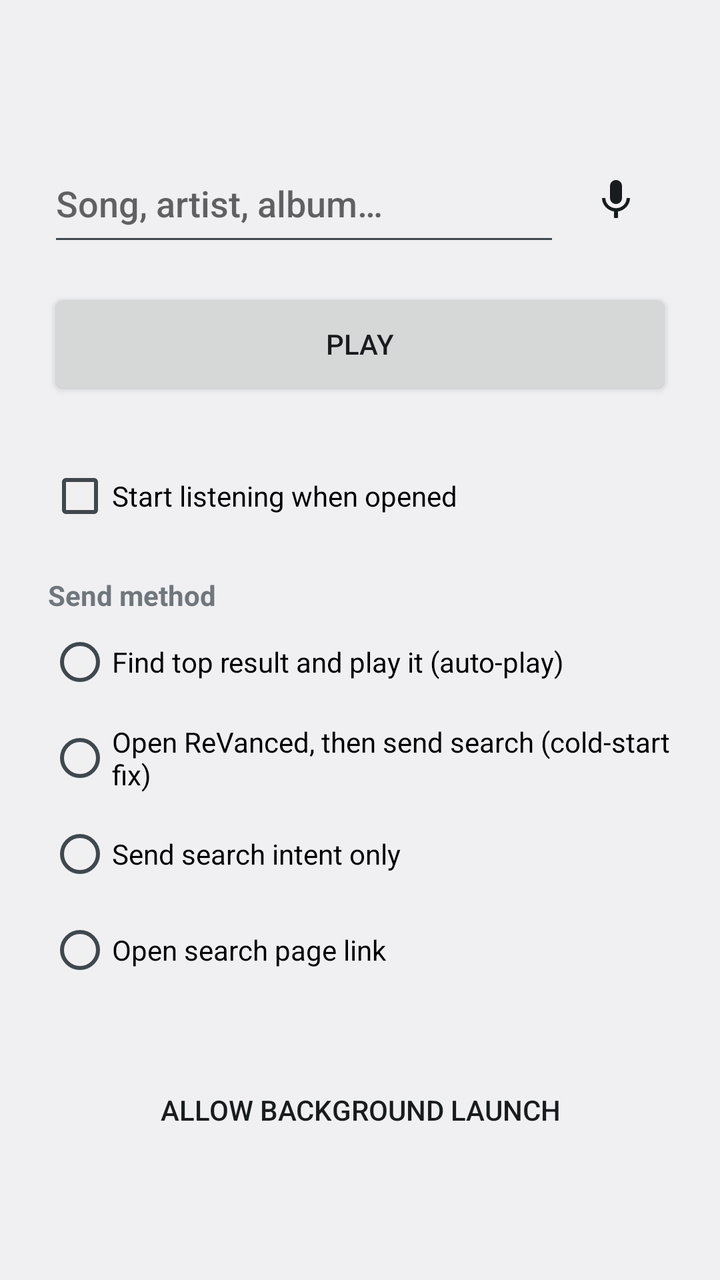
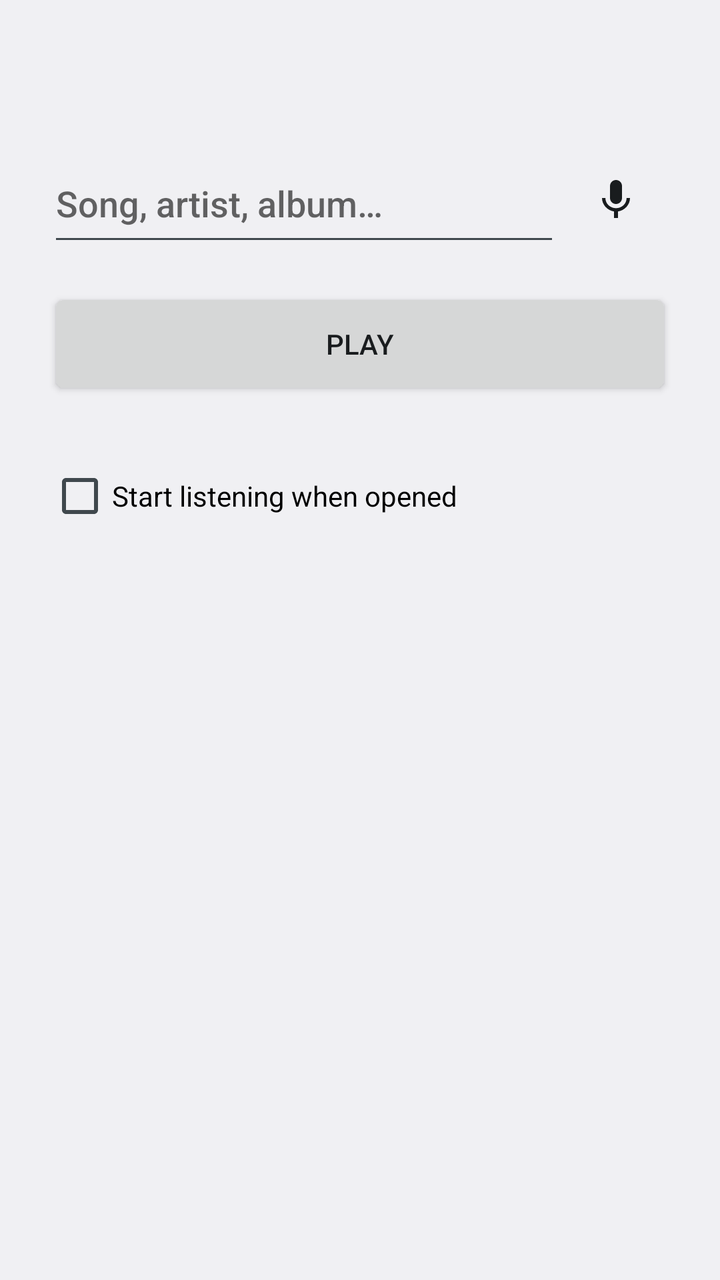

Compare the two renders of this Android layout. The source of the first and the diff that turns it into the second are given below.
<!-- AndroidManifest.xml: application theme android:Theme.DeviceDefault.DayNight -->
<!-- res/layout/activity_relay.xml -->
<?xml version="1.0" encoding="utf-8"?>
<LinearLayout xmlns:android="http://schemas.android.com/apk/res/android"
    android:layout_width="match_parent"
    android:layout_height="match_parent"
    android:orientation="vertical"
    android:padding="24dp"
    android:gravity="center_horizontal"
    android:fitsSystemWindows="true">

    <LinearLayout
        android:layout_width="match_parent"
        android:layout_height="wrap_content"
        android:layout_marginTop="48dp"
        android:orientation="horizontal"
        android:gravity="center_vertical">

        <EditText
            android:id="@+id/query"
            android:layout_width="0dp"
            android:layout_height="56dp"
            android:layout_weight="1"
            android:hint="@string/hint"
            android:imeOptions="actionSearch"
            android:inputType="text"
            android:singleLine="true"
            android:textSize="18sp" />

        <ImageButton
            android:id="@+id/mic"
            android:layout_width="56dp"
            android:layout_height="56dp"
            android:background="?android:attr/selectableItemBackgroundBorderless"
            android:contentDescription="@string/mic"
            android:src="@drawable/ic_mic" />
    </LinearLayout>

    <Button
        android:id="@+id/play"
        android:layout_width="match_parent"
        android:layout_height="56dp"
        android:layout_marginTop="16dp"
        android:text="@string/play" />

    <CheckBox
        android:id="@+id/auto_listen"
        android:layout_width="match_parent"
        android:layout_height="48dp"
        android:layout_marginTop="24dp"
        android:text="@string/auto_listen" />

    <TextView
        android:layout_width="match_parent"
        android:layout_height="wrap_content"
        android:layout_marginTop="16dp"
        android:text="@string/method_title"
        android:textStyle="bold" />

    <RadioGroup
        android:id="@+id/method"
        android:layout_width="match_parent"
        android:layout_height="wrap_content">

        <RadioButton
            android:id="@+id/method_autoplay"
            android:layout_width="match_parent"
            android:layout_height="48dp"
            android:text="@string/method_autoplay" />

        <RadioButton
            android:id="@+id/method_retry"
            android:layout_width="match_parent"
            android:layout_height="48dp"
            android:text="@string/method_retry" />

        <RadioButton
            android:id="@+id/method_intent"
            android:layout_width="match_parent"
            android:layout_height="48dp"
            android:text="@string/method_intent" />

        <RadioButton
            android:id="@+id/method_link"
            android:layout_width="match_parent"
            android:layout_height="48dp"
            android:text="@string/method_link" />
    </RadioGroup>

    <Button
        android:id="@+id/overlay"
        style="?android:attr/borderlessButtonStyle"
        android:layout_width="wrap_content"
        android:layout_height="wrap_content"
        android:layout_marginTop="32dp"
        android:text="@string/grant_overlay" />
</LinearLayout>
<!-- resources referenced by this layout -->
<resources>
  <!-- drawable ic_mic (drawable) -->
  <?xml version="1.0" encoding="utf-8"?>
  <vector xmlns:android="http://schemas.android.com/apk/res/android"
      android:width="24dp" android:height="24dp"
      android:viewportWidth="24" android:viewportHeight="24"
      android:tint="?android:attr/colorForeground">
      <path android:fillColor="#FFFFFFFF"
          android:pathData="M12,14c1.66,0 3,-1.34 3,-3V5c0,-1.66 -1.34,-3 -3,-3S9,3.34 9,5v6c0,1.66 1.34,3 3,3zM17.3,11c0,3 -2.54,5.1 -5.3,5.1S6.7,14 6.7,11H5c0,3.41 2.72,6.23 6,6.72V21h2v-3.28c3.28,-0.48 6,-3.3 6,-6.72h-1.7z"/>
  </vector>
  <string name="auto_listen">Start listening when opened</string>
  <string name="grant_overlay">Allow background launch</string>
  <string name="hint">Song, artist, album…</string>
  <string name="method_autoplay">Find top result and play it (auto-play)</string>
  <string name="method_intent">Send search intent only</string>
  <string name="method_link">Open search page link</string>
  <string name="method_retry">Open ReVanced, then send search (cold-start fix)</string>
  <string name="method_title">Send method</string>
  <string name="mic">Speak</string>
  <string name="play">Play</string>
</resources>

<!-- the commit's change to res/layout/activity_relay.xml (unified diff, before → after) -->
@@ -47,49 +47,4 @@
         android:layout_height="48dp"
         android:layout_marginTop="24dp"
         android:text="@string/auto_listen" />
-
-    <TextView
-        android:layout_width="match_parent"
-        android:layout_height="wrap_content"
-        android:layout_marginTop="16dp"
-        android:text="@string/method_title"
-        android:textStyle="bold" />
-
-    <RadioGroup
-        android:id="@+id/method"
-        android:layout_width="match_parent"
-        android:layout_height="wrap_content">
-
-        <RadioButton
-            android:id="@+id/method_autoplay"
-            android:layout_width="match_parent"
-            android:layout_height="48dp"
-            android:text="@string/method_autoplay" />
-
-        <RadioButton
-            android:id="@+id/method_retry"
-            android:layout_width="match_parent"
-            android:layout_height="48dp"
-            android:text="@string/method_retry" />
-
-        <RadioButton
-            android:id="@+id/method_intent"
-            android:layout_width="match_parent"
-            android:layout_height="48dp"
-            android:text="@string/method_intent" />
-
-        <RadioButton
-            android:id="@+id/method_link"
-            android:layout_width="match_parent"
-            android:layout_height="48dp"
-            android:text="@string/method_link" />
-    </RadioGroup>
-
-    <Button
-        android:id="@+id/overlay"
-        style="?android:attr/borderlessButtonStyle"
-        android:layout_width="wrap_content"
-        android:layout_height="wrap_content"
-        android:layout_marginTop="32dp"
-        android:text="@string/grant_overlay" />
 </LinearLayout>
<!-- resource entries referenced after the edit -->
@@ -10,13 +10,7 @@
           android:pathData="M12,14c1.66,0 3,-1.34 3,-3V5c0,-1.66 -1.34,-3 -3,-3S9,3.34 9,5v6c0,1.66 1.34,3 3,3zM17.3,11c0,3 -2.54,5.1 -5.3,5.1S6.7,14 6.7,11H5c0,3.41 2.72,6.23 6,6.72V21h2v-3.28c3.28,-0.48 6,-3.3 6,-6.72h-1.7z"/>
   </vector>
   <string name="auto_listen">Start listening when opened</string>
-  <string name="grant_overlay">Allow background launch</string>
   <string name="hint">Song, artist, album…</string>
-  <string name="method_autoplay">Find top result and play it (auto-play)</string>
-  <string name="method_intent">Send search intent only</string>
-  <string name="method_link">Open search page link</string>
-  <string name="method_retry">Open ReVanced, then send search (cold-start fix)</string>
-  <string name="method_title">Send method</string>
   <string name="mic">Speak</string>
   <string name="play">Play</string>
 </resources>
